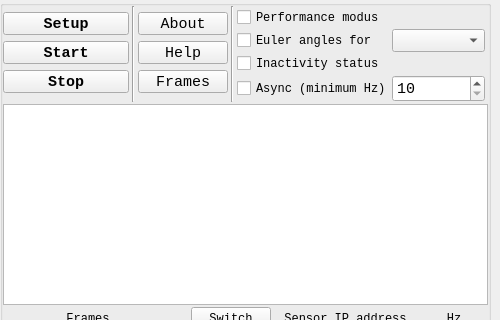
Qt form ui/window_receiver.ui (wearablesLab14/human_cognition) before a commit; both pictures show x 0 to 500 and y 0 to 320 of the 500 by 700 pixel window.
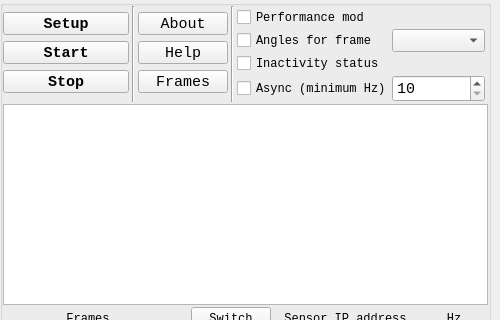
The same form after that commit. Icons and pictures are not drawn.

What changed in the file:
```diff
--- a/ui/window_receiver.ui
+++ b/ui/window_receiver.ui
@@ -2132,7 +2132,7 @@
               </font>
              </property>
              <property name="text">
-              <string>Euler angles for</string>
+              <string>Angles for frame</string>
              </property>
             </widget>
            </item>
@@ -2166,7 +2166,7 @@
               </font>
              </property>
              <property name="text">
-              <string>Performance modus</string>
+              <string>Performance mod</string>
              </property>
             </widget>
            </item>
```
